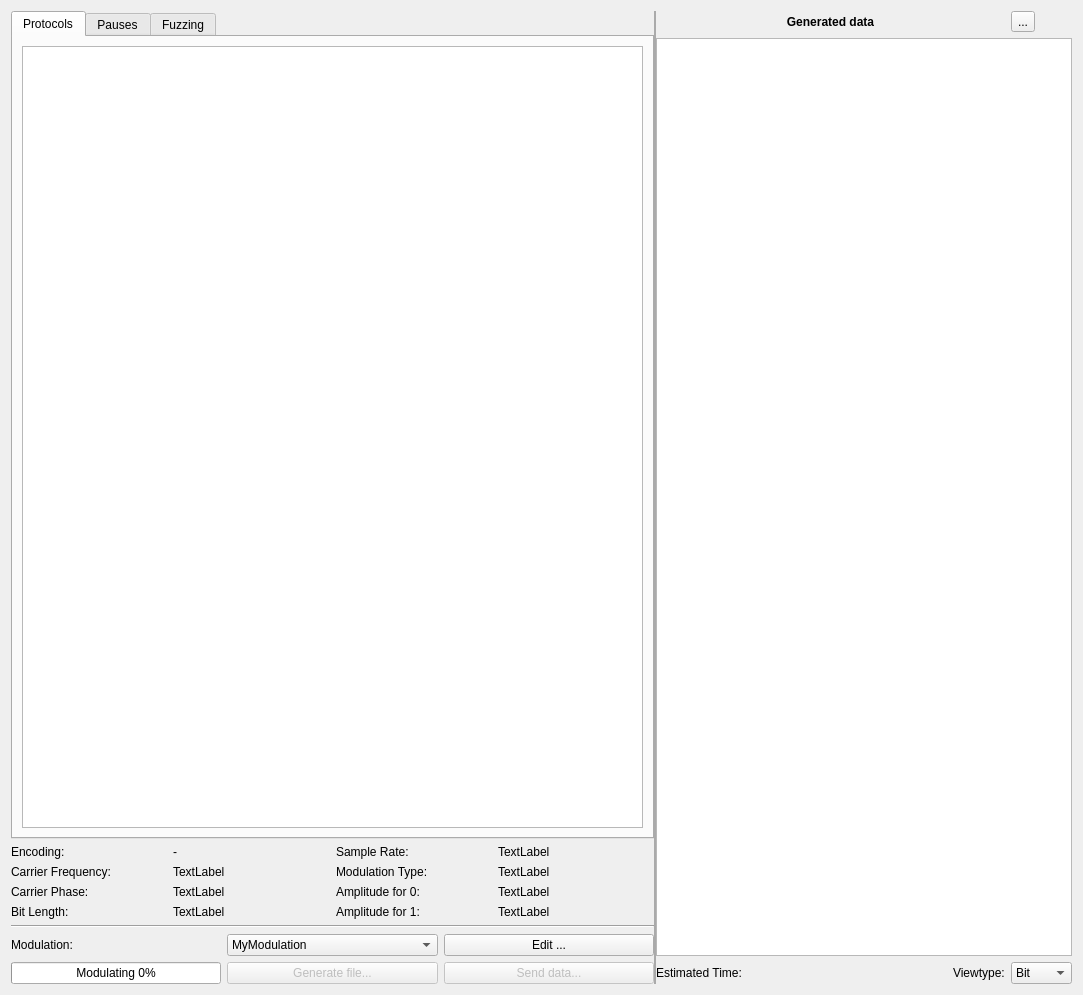
This is ui/generator.ui in jopohl/urh as Qt 5 draws it before an edit. The edited form follows.
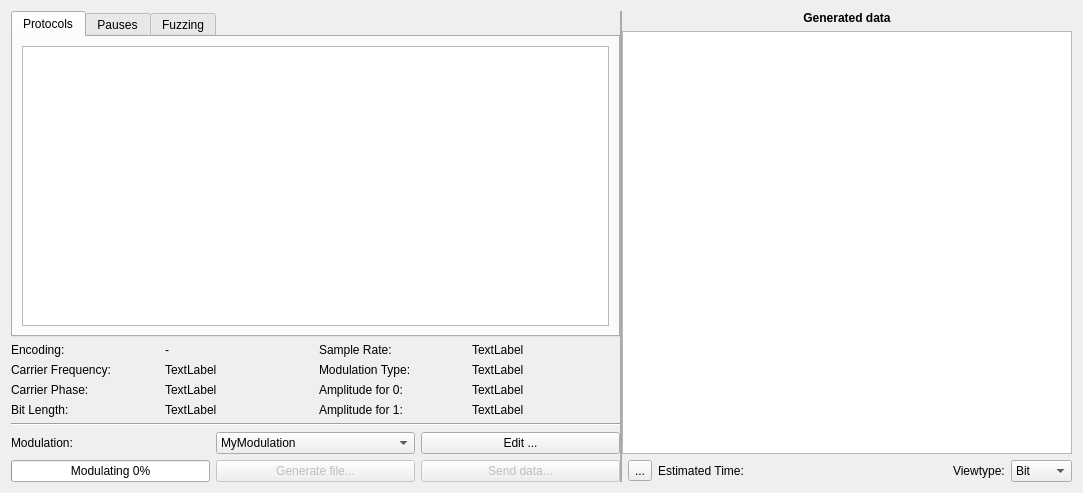
This is the edited form. Icons and pictures are not drawn. Custom widgets are drawn as their Qt base class.

```diff
--- a/ui/generator.ui
+++ b/ui/generator.ui
@@ -7,7 +7,7 @@
     <x>0</x>
     <y>0</y>
     <width>1083</width>
-    <height>995</height>
+    <height>493</height>
    </rect>
   </property>
   <property name="windowTitle">
@@ -368,7 +368,18 @@
      </widget>
      <widget class="QWidget" name="layoutWidget">
       <layout class="QGridLayout" name="gridLayout_2">
-       <item row="2" column="0" colspan="4">
+       <item row="4" column="2">
+        <widget class="QToolButton" name="btnSave">
+         <property name="text">
+          <string>...</string>
+         </property>
+         <property name="icon">
+          <iconset theme="document-save">
+           <normaloff>.</normaloff>.</iconset>
+         </property>
+        </widget>
+       </item>
+       <item row="2" column="1" colspan="6">
         <widget class="GeneratorTableView" name="tableBlocks">
          <property name="acceptDrops">
           <bool>true</bool>
@@ -408,17 +419,7 @@
          </attribute>
         </widget>
        </item>
-       <item row="3" column="0">
-        <widget class="QLabel" name="lEstimatedTime">
-         <property name="toolTip">
-          <string>&lt;html&gt;&lt;head/&gt;&lt;body&gt;&lt;p&gt;The estimated average time is based on the average number of bits per block and average sample rate, you set for the modulations.&lt;/p&gt;&lt;/body&gt;&lt;/html&gt;</string>
-         </property>
-         <property name="text">
-          <string>Estimated Time: </string>
-         </property>
-        </widget>
-       </item>
-       <item row="3" column="1">
+       <item row="4" column="4">
         <spacer name="horizontalSpacer_3">
          <property name="orientation">
           <enum>Qt::Horizontal</enum>
@@ -431,7 +432,7 @@
          </property>
         </spacer>
        </item>
-       <item row="3" column="2">
+       <item row="4" column="5">
         <widget class="QLabel" name="lViewType">
          <property name="sizePolicy">
           <sizepolicy hsizetype="Fixed" vsizetype="Preferred">
@@ -444,7 +445,7 @@
          </property>
         </widget>
        </item>
-       <item row="3" column="3">
+       <item row="4" column="6">
         <widget class="QComboBox" name="cbViewType">
          <item>
           <property name="text">
@@ -463,17 +464,17 @@
          </item>
         </widget>
        </item>
-       <item row="1" column="3">
-        <widget class="QToolButton" name="btnSave">
+       <item row="4" column="3">
+        <widget class="QLabel" name="lEstimatedTime">
+         <property name="toolTip">
+          <string>&lt;html&gt;&lt;head/&gt;&lt;body&gt;&lt;p&gt;The estimated average time is based on the average number of bits per block and average sample rate, you set for the modulations.&lt;/p&gt;&lt;/body&gt;&lt;/html&gt;</string>
+         </property>
          <property name="text">
-          <string>...</string>
-         </property>
-         <property name="icon">
-          <iconset theme="document-save"/>
+          <string>Estimated Time: </string>
          </property>
         </widget>
        </item>
-       <item row="1" column="0" colspan="3">
+       <item row="1" column="1" colspan="6">
         <widget class="QLabel" name="label_3">
          <property name="font">
           <font>
```
